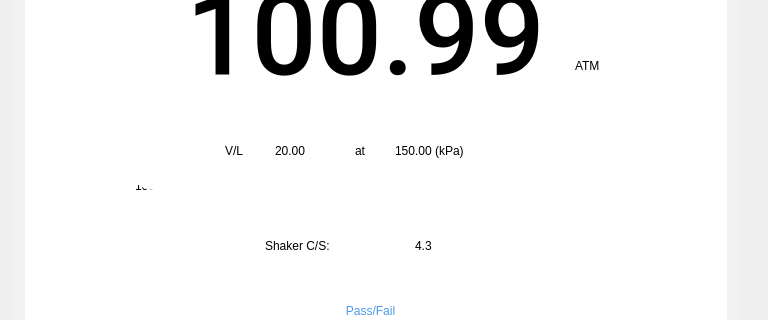
Before: the Qt Designer form pApp-22-June-2021/smeasuring2.ui in ChandraMVE/PSSC_QT_Development, drawn with Qt 5; both pictures show x 0 to 768 and y 285 to 605 of the 768 by 729 pixel window.
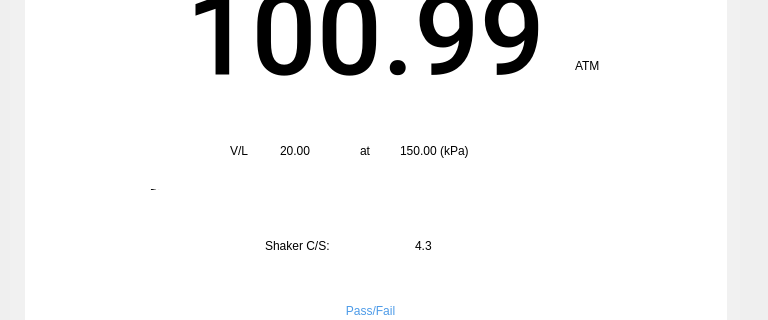
After: the same form once the commit is applied.

Commit message: QT Version 1.05.139 has below changes 1. Realigned the Ptot on result screen

What changed in the file:
```diff
--- a/pApp-22-June-2021/smeasuring2.ui
+++ b/pApp-22-June-2021/smeasuring2.ui
@@ -69,7 +69,7 @@
     <widget class="QFrame" name="fr3Pr">
      <property name="geometry">
       <rect>
-       <x>90</x>
+       <x>105</x>
        <y>335</y>
        <width>511</width>
        <height>80</height>
@@ -280,7 +280,7 @@
     <widget class="QFrame" name="frVLPr">
      <property name="geometry">
       <rect>
-       <x>100</x>
+       <x>105</x>
        <y>315</y>
        <width>491</width>
        <height>80</height>
```
The commit also changes 3 other files.
